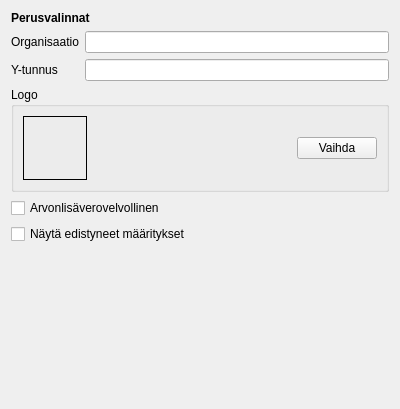
The window that kitupiikki/maaritys/perusvalinnat.ui (artoh/kitupiikki) describes before a commit, drawn with Qt 5.
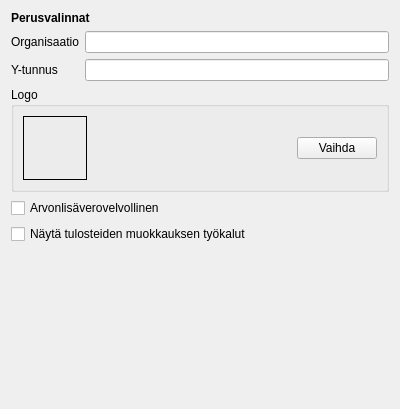
The same window after the commit.

What changed in the file:
```diff
--- a/kitupiikki/maaritys/perusvalinnat.ui
+++ b/kitupiikki/maaritys/perusvalinnat.ui
@@ -112,7 +112,7 @@
    <item>
     <widget class="QCheckBox" name="edistyneetCheck">
      <property name="text">
-      <string>Näytä edistyneet määritykset</string>
+      <string>Näytä tulosteiden muokkauksen työkalut</string>
      </property>
     </widget>
    </item>
```
